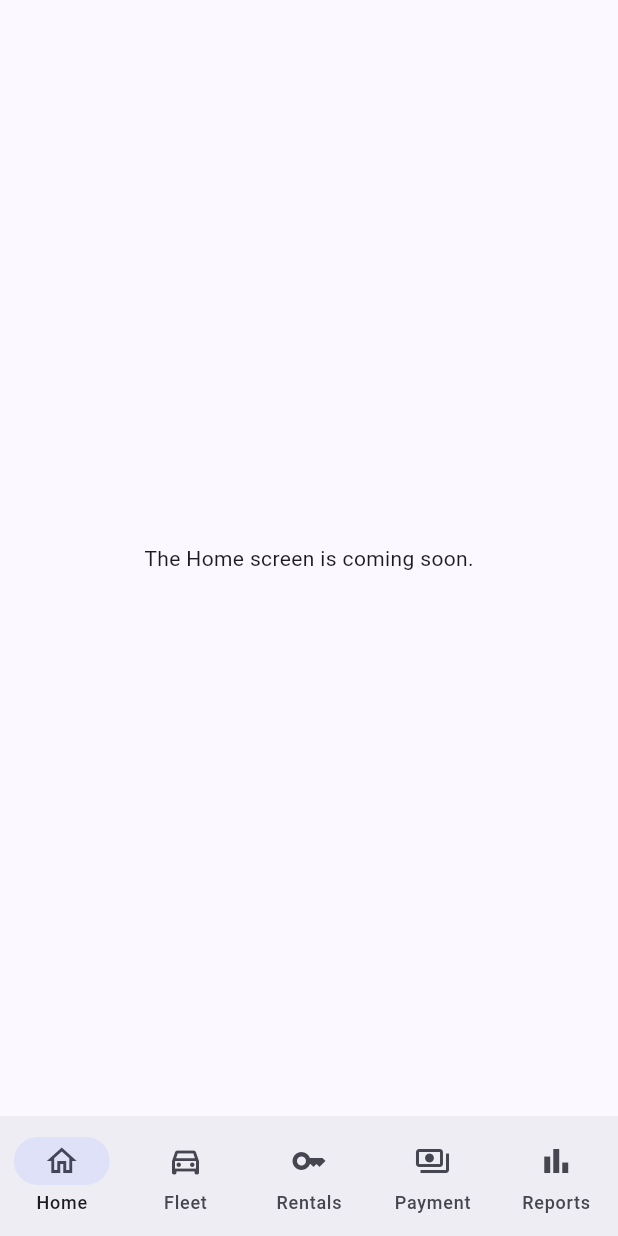
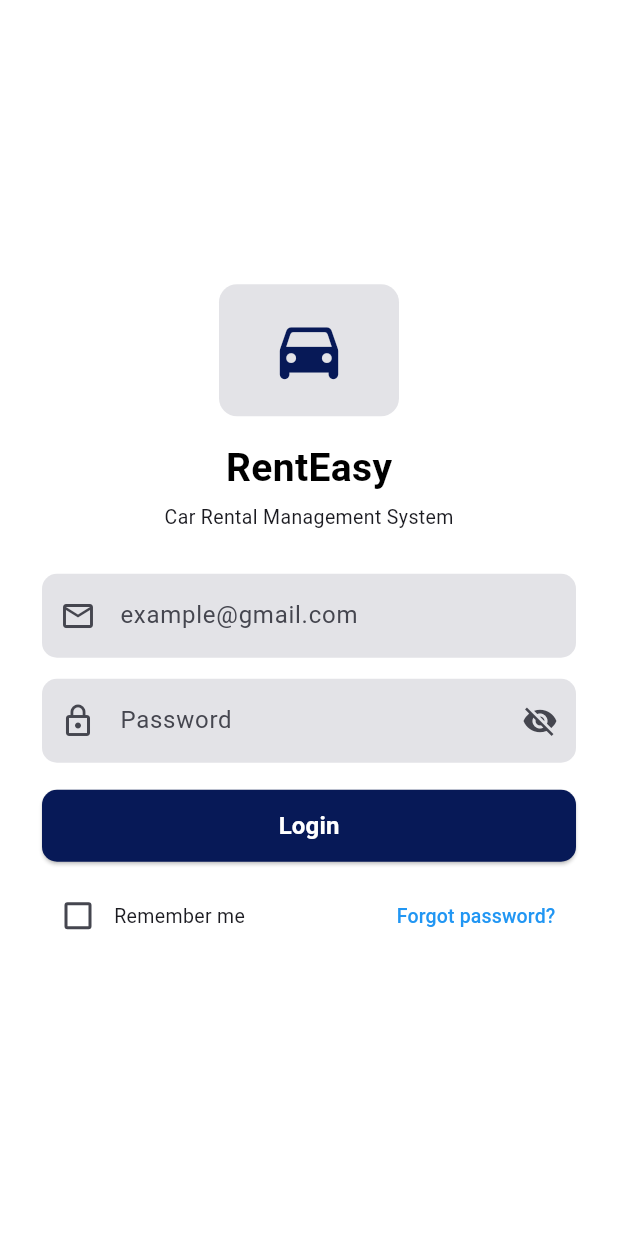
Before and after one commit to Joyce-la/TMA3084-SpringTech-RentEasy, a Flutter app: the screen it shows after launch, on a phone screen of 412 x 824 dp. Run offline on Flutter 3.47's test engine with Material 3 defaults, Android fonts, the phone set to English and light mode, and no system bars; our stand-ins replace cupertino_ui, material_ui.

Commit message:
Add user login and forgot password screens

```diff
--- a/src/frontend/lib/main.dart
+++ b/src/frontend/lib/main.dart
@@ -3,6 +3,7 @@ import 'package:src/screens/home_screen.dart';
 import 'package:src/screens/fleet/fleet_screen.dart';
 import 'package:src/screens/payments/deposit_screen.dart';
 import 'package:src/screens/payments/invoice_screen.dart';
+import 'package:src/screens/auth/login_screen.dart';
 import 'package:provider/provider.dart';
 import 'package:src/providers/assistant_provider.dart';
 import 'package:src/providers/fleet_provider.dart';
@@ -32,7 +33,7 @@ class RentEasyApp extends StatelessWidget {
           colorScheme: ColorScheme.fromSeed(seedColor: const Color(0xFF071957)),
           useMaterial3: true,
         ),
-        home: const BottomNav(),
+        home: const LoginScreen(),
       ),
     );
   }
@@ -103,6 +104,7 @@ class _BottomNavState extends State<BottomNav> {
           onInvoiceSelected: () => setState(() => _showDeposits = false),
         );
       }
+
       return InvoiceScreen(
         onDepositsSelected: () => setState(() => _showDeposits = true),
       );
@@ -113,6 +115,7 @@ class _BottomNavState extends State<BottomNav> {
       4 => 'The Reports screen is coming soon.',
       _ => 'This screen is coming soon.',
     };
+
     return Center(child: Text(message, textAlign: TextAlign.center));
   }
 }
--- /dev/null
+++ b/src/frontend/lib/screens/auth/login_screen.dart
@@ -0,0 +1,211 @@
+import 'package:material_ui/material_ui.dart';
+import 'package:src/screens/auth/forgot_password_screen.dart';
+
+class LoginScreen extends StatefulWidget {
+  const LoginScreen({super.key});
+
+  @override
+  State<LoginScreen> createState() => _LoginScreenState();
+}
+
+class _LoginScreenState extends State<LoginScreen> {
+  final _emailController = TextEditingController();
+  final _passwordController = TextEditingController();
+
+  bool _rememberMe = false;
+  bool _obscurePassword = true;
+
+  @override
+  void dispose() {
+    _emailController.dispose();
+    _passwordController.dispose();
+    super.dispose();
+  }
+
+  void _login() {
+    final email = _emailController.text.trim();
+    final password = _passwordController.text;
+
+    if (email.isEmpty || password.isEmpty) {
+      ScaffoldMessenger.of(context).showSnackBar(
+        const SnackBar(content: Text('Please enter your email and password.')),
+      );
+      return;
+    }
+
+    ScaffoldMessenger.of(context).showSnackBar(
+      const SnackBar(
+        content: Text('Login authentication is not connected yet.'),
+      ),
+    );
+  }
+
+  void _forgotPassword() {
+    Navigator.push(
+      context,
+      MaterialPageRoute(builder: (context) => const ForgotPasswordScreen()),
+    );
+  }
+
+  @override
+  Widget build(BuildContext context) {
+    const navy = Color(0xFF071957);
+    const inputGrey = Color(0xFFE3E3E7);
+
+    return Scaffold(
+      backgroundColor: Colors.white,
+      body: SafeArea(
+        child: Center(
+          child: SingleChildScrollView(
+            padding: const EdgeInsets.symmetric(horizontal: 28, vertical: 32),
+            child: ConstrainedBox(
+              constraints: const BoxConstraints(maxWidth: 420),
+              child: Column(
+                mainAxisAlignment: MainAxisAlignment.center,
+                children: [
+                  // Temporary company logo
+                  Container(
+                    width: 120,
+                    height: 88,
+                    decoration: BoxDecoration(
+                      color: const Color(0xFFE3E3E7),
+                      borderRadius: BorderRadius.circular(12),
+                    ),
+                    child: const Icon(
+                      Icons.directions_car_rounded,
+                      size: 52,
+                      color: navy,
+                    ),
+                  ),
+
+                  const SizedBox(height: 16),
+
+                  const Text(
+                    'RentEasy',
+                    style: TextStyle(
+                      fontSize: 26,
+                      fontWeight: FontWeight.bold,
+                      color: Colors.black,
+                    ),
+                  ),
+
+                  const SizedBox(height: 5),
+
+                  const Text(
+                    'Car Rental Management System',
+                    style: TextStyle(fontSize: 13),
+                  ),
+
+                  const SizedBox(height: 28),
+
+                  // Email field
+                  TextField(
+                    controller: _emailController,
+                    keyboardType: TextInputType.emailAddress,
+                    decoration: InputDecoration(
+                      hintText: 'example@gmail.com',
+                      prefixIcon: const Icon(Icons.email_outlined),
+                      filled: true,
+                      fillColor: inputGrey,
+                      border: OutlineInputBorder(
+                        borderRadius: BorderRadius.circular(10),
+                        borderSide: BorderSide.none,
+                      ),
+                    ),
+                  ),
+
+                  const SizedBox(height: 14),
+
+                  // Password field
+                  TextField(
+                    controller: _passwordController,
+                    obscureText: _obscurePassword,
+                    decoration: InputDecoration(
+                      hintText: 'Password',
+                      prefixIcon: const Icon(Icons.lock_outline),
+                      suffixIcon: IconButton(
+                        icon: Icon(
+                          _obscurePassword
+                              ? Icons.visibility_off
+                              : Icons.visibility,
+                        ),
+                        onPressed: () {
+                          setState(() {
+                            _obscurePassword = !_obscurePassword;
+                          });
+                        },
+                      ),
+                      filled: true,
+                      fillColor: inputGrey,
+                      border: OutlineInputBorder(
+                        borderRadius: BorderRadius.circular(10),
+                        borderSide: BorderSide.none,
+                      ),
+                    ),
+                  ),
+
+                  const SizedBox(height: 18),
+
+                  // Login button
+                  SizedBox(
+                    width: double.infinity,
+                    height: 48,
+                    child: ElevatedButton(
+                      onPressed: _login,
+                      style: ElevatedButton.styleFrom(
+                        backgroundColor: navy,
+                        foregroundColor: Colors.white,
+                        shape: RoundedRectangleBorder(
+                          borderRadius: BorderRadius.circular(10),
+                        ),
+                      ),
+                      child: const Text(
+                        'Login',
+                        style: TextStyle(
+                          fontSize: 16,
+                          fontWeight: FontWeight.bold,
+                        ),
+                      ),
+                    ),
+                  ),
+
+                  const SizedBox(height: 12),
+
+                  // Remember me and Forgot Password
+                  Row(
+                    children: [
+                      Checkbox(
+                        value: _rememberMe,
+                        activeColor: navy,
+                        onChanged: (value) {
+                          setState(() {
+                            _rememberMe = value ?? false;
+                          });
+                        },
+                      ),
+                      const Flexible(
+                        child: Text(
+                          'Remember me',
+                          style: TextStyle(fontSize: 13),
+                          overflow: TextOverflow.ellipsis,
+                        ),
+                      ),
+                      const Spacer(),
+                      TextButton(
+                        onPressed: _forgotPassword,
+                        child: const Text(
+                          'Forgot password?',
+                          style: TextStyle(color: Colors.blue, fontSize: 13),
+                        ),
+                      ),
+                    ],
+                  ),
+                ],
+              ),
+            ),
+          ),
+        ),
+      ),
+    );
+  }
+}
```
Also changed, not shown: src/frontend/lib/screens/auth/forgot_password_screen.dart (added, +135 -0 lines), src/frontend/pubspec.lock, 9 other files.
